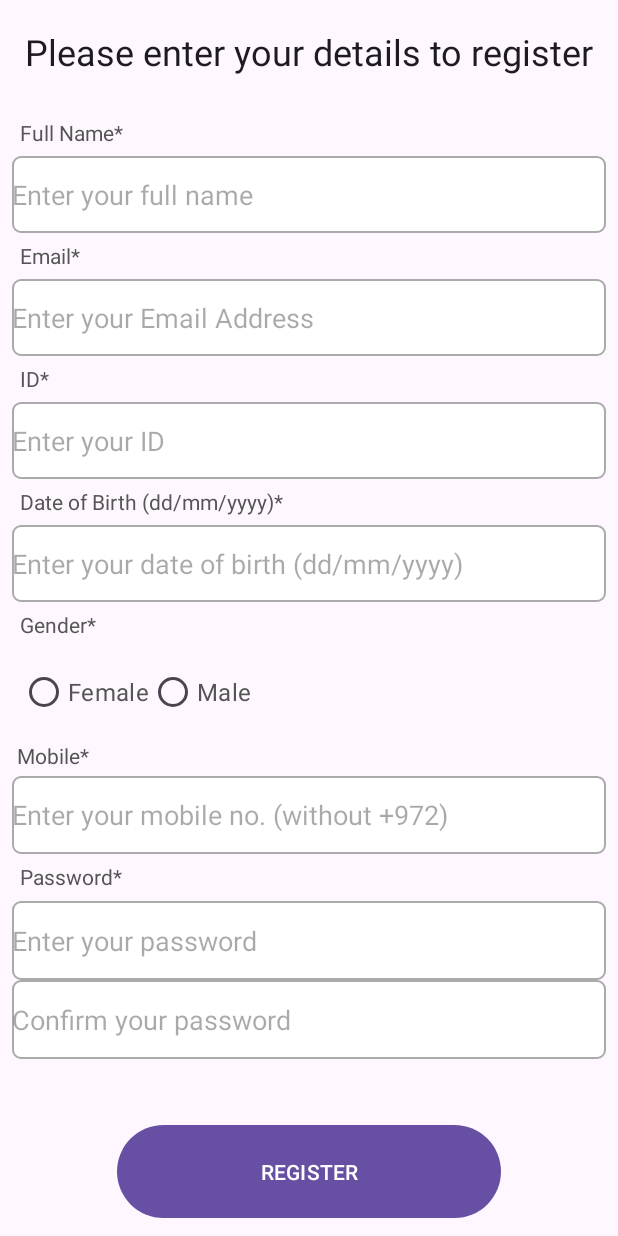
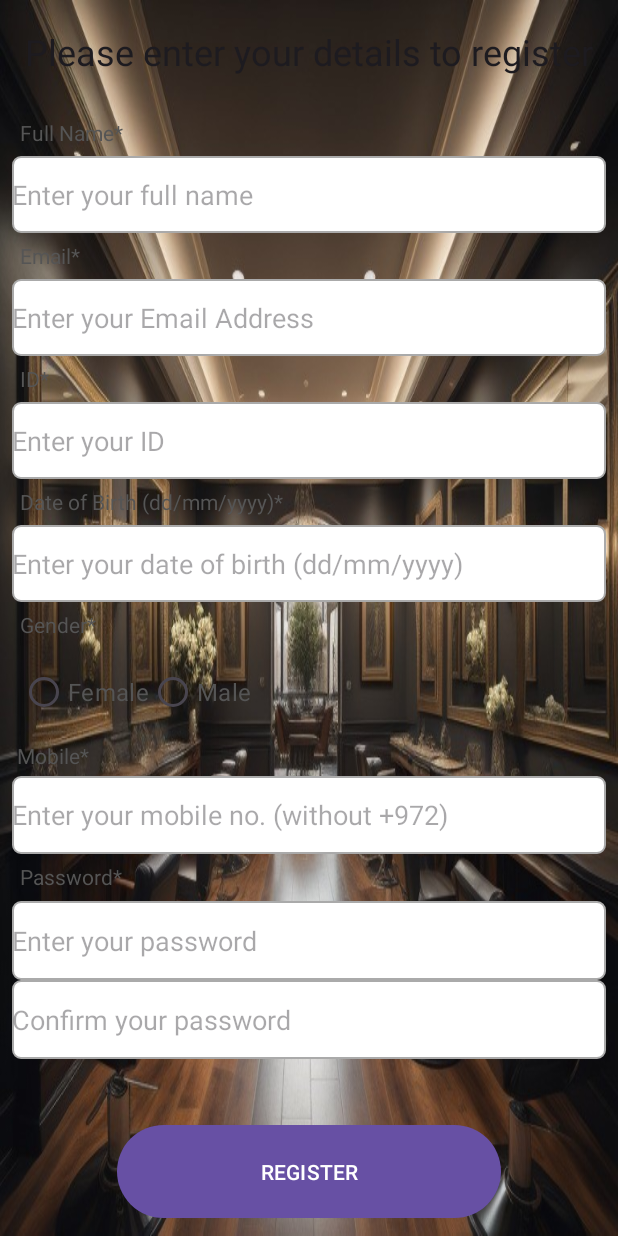
Before and after one commit to Henosit/Barbershop-Application, an Android app: the screen it shows after launch (MainActivity), after a tap on "Register", on a phone screen of 412 x 824 dp. Run offline under Robolectric (Android 15) with nearby library versions, the phone set to English and light mode, and no system bars; our stand-ins replace Firebase (no records; nobody signed in at launch, a user with empty details on screens opened directly); 3 other taps on this screen came first.

Commit message:
Added Scroll View to Fragment login and Fragment Register

```diff
--- a/app/src/main/res/layout/fragment_reg.xml
+++ b/app/src/main/res/layout/fragment_reg.xml
@@ -1,4 +1,10 @@
 <?xml version="1.0" encoding="utf-8"?>
+<ScrollView
+    android:layout_width="match_parent"
+    android:layout_height="match_parent"
+    xmlns:android="http://schemas.android.com/apk/res/android"
+    android:fillViewport="true"
+    android:background="@drawable/background2">
     <LinearLayout xmlns:android="http://schemas.android.com/apk/res/android"
         xmlns:tools="http://schemas.android.com/tools"
         android:id="@+id/textV"
@@ -206,3 +212,4 @@
             android:text="REGISTER" />
 
     </LinearLayout>
+</ScrollView>
```
Also changed, not shown: app/src/main/res/layout/fragment_login.xml (+7 -2 lines). Lines whose indentation alone changed are shown as unchanged.
